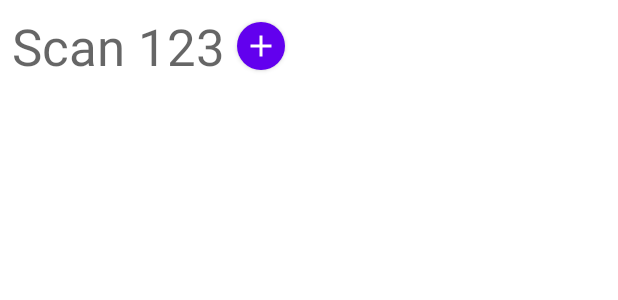
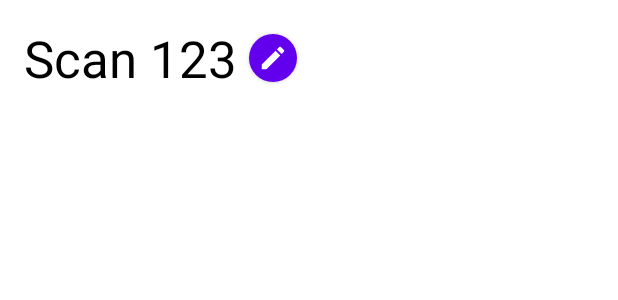
Before and after one commit to xpl0t/scany, an Android app: the layout scan_fragment.xml on its own in the app's theme, with its tools: preview values and no code run, on a phone screen of 412 x 824 dp. Shown: the top 300 px of the screen. Run offline under Robolectric (Android 15) with nearby library versions, the phone set to English and light mode, and no system bars.

Commit message:
Implemented scan fragment base

```diff
--- a/app/src/main/java/com/xpl0t/scany/models/Scan.kt
+++ b/app/src/main/java/com/xpl0t/scany/models/Scan.kt
@@ -3,5 +3,5 @@ package com.xpl0t.scany.models
 data class Scan(
     val id: Int = 0,
     val name: String,
-    val images: Iterable<ScanImage>
+    val images: List<ScanImage> = listOf()
 )
--- a/app/src/main/java/com/xpl0t/scany/ui/common/BaseFragment.kt
+++ b/app/src/main/java/com/xpl0t/scany/ui/common/BaseFragment.kt
@@ -58,8 +58,4 @@ open class BaseFragment(@LayoutRes layoutRes: Int): Fragment(layoutRes) {
             finish()
         return true
     }*/
-
-    protected fun finish() {
-        parentFragmentManager.popBackStack()
-    }
 }
--- /dev/null
+++ b/app/src/main/java/com/xpl0t/scany/ui/scan/GetScanParams.kt
@@ -0,0 +1,3 @@
+package com.xpl0t.scany.ui.scan
+
+data class GetScanParams(val id: Int)
--- a/app/src/main/java/com/xpl0t/scany/ui/scanlist/ScanItemAdapter.kt
+++ b/app/src/main/java/com/xpl0t/scany/ui/scanlist/ScanItemAdapter.kt
@@ -13,7 +13,7 @@ class ScanItemAdapter : RecyclerView.Adapter<ScanItemAdapter.ViewHolder>() {
     private var items: List<Scan> = listOf()
 
     class ViewHolder(view: View) : RecyclerView.ViewHolder(view) {
-        val title: TextView = view.findViewById(R.id.title)
+        val title: TextView = view.findViewById(R.id.scanName)
     }
 
     override fun onCreateViewHolder(parent: ViewGroup, viewType: Int): ViewHolder {
--- /dev/null
+++ b/app/src/main/res/drawable/edit.xml
@@ -0,0 +1,10 @@
+<vector xmlns:android="http://schemas.android.com/apk/res/android"
+    android:width="24dp"
+    android:height="24dp"
+    android:viewportWidth="24"
+    android:viewportHeight="24"
+    android:tint="?attr/colorControlNormal">
+  <path
+      android:fillColor="@android:color/white"
+      android:pathData="M3,17.25V21h3.75L17.81,9.94l-3.75,-3.75L3,17.25zM20.71,7.04c0.39,-0.39 0.39,-1.02 0,-1.41l-2.34,-2.34c-0.39,-0.39 -1.02,-0.39 -1.41,0l-1.83,1.83 3.75,3.75 1.83,-1.83z"/>
+</vector>
--- a/app/src/main/res/layout/failed_card.xml
+++ b/app/src/main/res/layout/failed_card.xml
@@ -20,7 +20,7 @@
             android:layout_marginStart="8dp"
             android:layout_marginTop="8dp"
             android:layout_marginEnd="8dp"
-            android:text="@string/failed_card_title"
+            android:text="@string/error_msg"
             android:textAppearance="@style/TextAppearance.AppCompat.Body2"
             android:textColor="?colorOnSurface"
             android:textSize="18sp"
--- a/app/src/main/res/layout/scan_fragment.xml
+++ b/app/src/main/res/layout/scan_fragment.xml
@@ -1,30 +1,51 @@
 <?xml version="1.0" encoding="utf-8"?>
-<androidx.constraintlayout.widget.ConstraintLayout xmlns:android="http://schemas.android.com/apk/res/android"
+<LinearLayout xmlns:android="http://schemas.android.com/apk/res/android"
     xmlns:app="http://schemas.android.com/apk/res-auto"
     xmlns:tools="http://schemas.android.com/tools"
     android:layout_width="match_parent"
-    android:layout_height="match_parent">
+    android:layout_height="match_parent"
+    android:padding="8dp"
+    android:orientation="vertical">
+
+    <com.xpl0t.scany.views.FailedCard
+        android:id="@+id/failed"
+        android:layout_width="match_parent"
+        android:layout_height="wrap_content"
+        android:layout_margin="8dp"
+        android:visibility="gone"
+        app:subtitle="@string/get_scans_err" />
+
+    <androidx.constraintlayout.widget.ConstraintLayout
+        android:id="@+id/contentGroup"
+        android:layout_width="match_parent"
+        android:layout_height="match_parent"
+        android:visibility="gone"
+        tools:visibility="visible">
 
         <TextView
-        android:id="@+id/scanTitle"
+            android:id="@+id/scanName"
             android:layout_width="wrap_content"
             android:layout_height="wrap_content"
             android:layout_marginStart="8dp"
             android:layout_marginTop="8dp"
             android:textAppearance="@style/TextAppearance.AppCompat.Display1"
+            android:textColor="?colorOnSurface"
             app:layout_constraintStart_toStartOf="parent"
             app:layout_constraintTop_toTopOf="parent"
             tools:text="Scan 123" />
 
         <Button
-        android:id="@+id/editScanTitle"
+            android:id="@+id/editScanName"
             style="@style/IconButton"
             android:layout_width="32dp"
             android:layout_height="32dp"
             android:layout_marginStart="8dp"
-        app:icon="@drawable/add"
-        app:layout_constraintBottom_toBottomOf="@+id/scanTitle"
-        app:layout_constraintStart_toEndOf="@+id/scanTitle"
-        app:layout_constraintTop_toTopOf="@+id/scanTitle" />
+            app:icon="@drawable/edit"
+            app:iconSize="20dp"
+            app:layout_constraintBottom_toBottomOf="@+id/scanName"
+            app:layout_constraintStart_toEndOf="@+id/scanName"
+            app:layout_constraintTop_toTopOf="@+id/scanName" />
 
     </androidx.constraintlayout.widget.ConstraintLayout>
+
+</LinearLayout>
```
Also changed, not shown: app/src/main/java/com/xpl0t/scany/repository/RepositoryMockImpl.kt (+10 -6 lines), app/src/main/java/com/xpl0t/scany/ui/scan/ScanFragment.kt (+133 -20 lines), app/src/main/res/layout/edit_name_dlg.xml (added, +21 -0 lines), app/src/main/res/layout/scan_list_item.xml (+4 -4 lines). Lines whose indentation alone changed are shown as unchanged.
